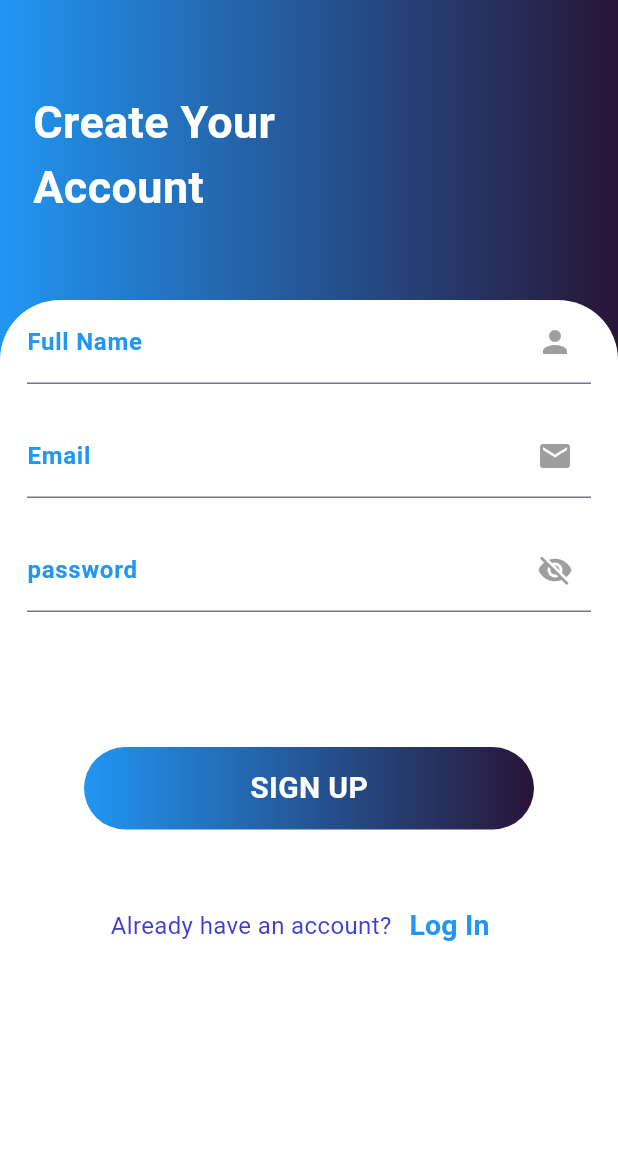
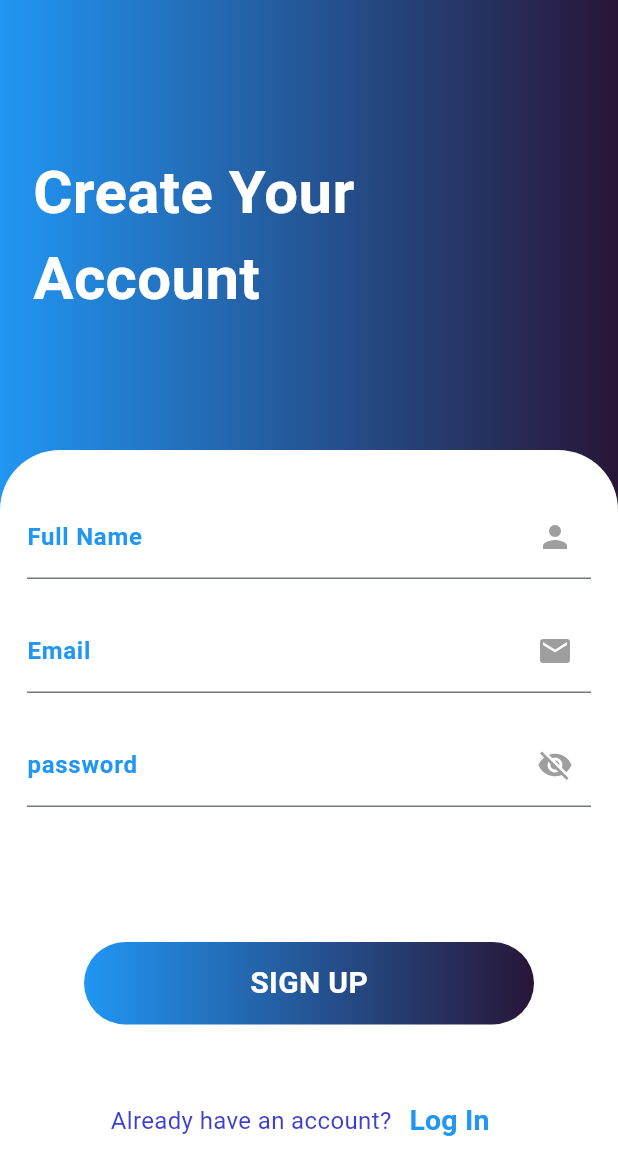
Before and after one commit to MalakAmgad/E-commerce-Flutter-App, a Flutter app: the RegScreen screen opened directly, on a phone screen of 412 x 824 dp. Shown: the top 1175 px of the screen. Run offline on Flutter 3.47's test engine with Material 3 defaults, Android fonts, the phone set to English and light mode, and no system bars; drawn by our look-alikes of modal_progress_hud_nsn; our stand-ins replace card_swiper, cloud_firestore, firebase_auth, firebase_core, introduction_screen, shared_preferences and 2 more; accounts and stored records are empty; network calls fail.

Commit message:
Your commit message

```diff
--- a/lib/main.dart
+++ b/lib/main.dart
@@ -22,6 +22,7 @@ class MyApp extends StatelessWidget {
   @override
   Widget build(BuildContext context) {
     return MaterialApp(
+      debugShowCheckedModeBanner: false,
       title: 'E-commerce App',
       theme: ThemeData(
         colorScheme:
--- a/lib/screens/auth/reg.dart
+++ b/lib/screens/auth/reg.dart
@@ -60,11 +60,11 @@ class _RegScreenState extends State<RegScreen> {
                   ]),
                 ),
                 child: const Padding(
-                  padding: EdgeInsets.only(top: 60.0, left: 22),
+                  padding: EdgeInsets.only(top: 100.0, left: 22),
                   child: Text(
                     'Create Your\nAccount',
                     style: TextStyle(
-                      fontSize: 30,
+                      fontSize: 40,
                       color: Colors.white,
                       fontWeight: FontWeight.bold,
                     ),
@@ -73,7 +73,7 @@ class _RegScreenState extends State<RegScreen> {
               ),
               // Foreground container
               Padding(
-                padding: const EdgeInsets.only(top: 200.0),
+                padding: const EdgeInsets.only(top: 300.0),
                 child: Container(
                   decoration: const BoxDecoration(
                     borderRadius: BorderRadius.only(
@@ -91,6 +91,7 @@ class _RegScreenState extends State<RegScreen> {
                       child: Column(
                         mainAxisSize: MainAxisSize.min,
                         children: [
+                          Padding(padding: const EdgeInsets.only(top: 30)),
                           TextFormFieldCallBack(
                             onChanged: (value) {
                               fullName = value;
--- a/lib/screens/main_screen.dart
+++ b/lib/screens/main_screen.dart
@@ -8,7 +8,7 @@ import 'package:flutter/material.dart';
 import 'package:flutter/widgets.dart';
 
 class MainScreen extends StatefulWidget {
-   final String? email;
+  final String? email;
   static String id = 'mainSCreen';
   const MainScreen({super.key, required this.email});
   @override
```
Also changed, not shown: lib/screens/auth/login.dart (+32 -10 lines), lib/screens/pages/onboard.dart (+7 -2 lines), lib/splash.dart (+7 -22 lines), pubspec.lock.
